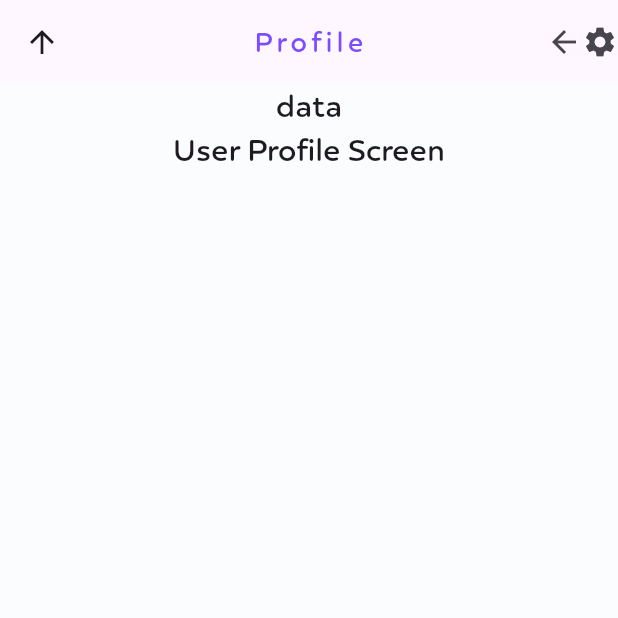
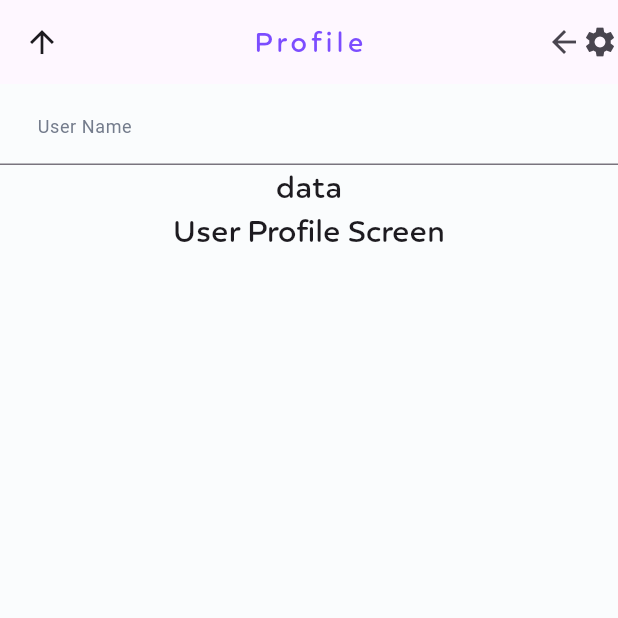
Before and after one commit to MTS-Services/Task-Management, a Flutter app: the UserProfileScreen screen opened directly, on a phone screen of 412 x 824 dp, the top half of it. Run offline on Flutter 3.47's test engine with Material 3 defaults, Android fonts, the phone set to English and light mode, and no system bars; our stand-ins replace date_picker_timeline, firebase_auth, firebase_core, firebase_database, fl_chart, flutter_otp_text_field and 7 more; accounts and stored records are empty.

Commit message:
user textfield add

```diff
--- a/lib/presentation/pages/screen/user_profile/user_profile_screen.dart
+++ b/lib/presentation/pages/screen/user_profile/user_profile_screen.dart
@@ -29,6 +29,11 @@ class _UserProfileScreenState extends State<UserProfileScreen> {
         ),
         body: Column(
           children: [
+            TextField(
+              decoration: InputDecoration(
+                hintText: "User Name",
+              ),
+            ),
             Text("data"),
             Center(
               child: Text("User Profile Screen"),
```
